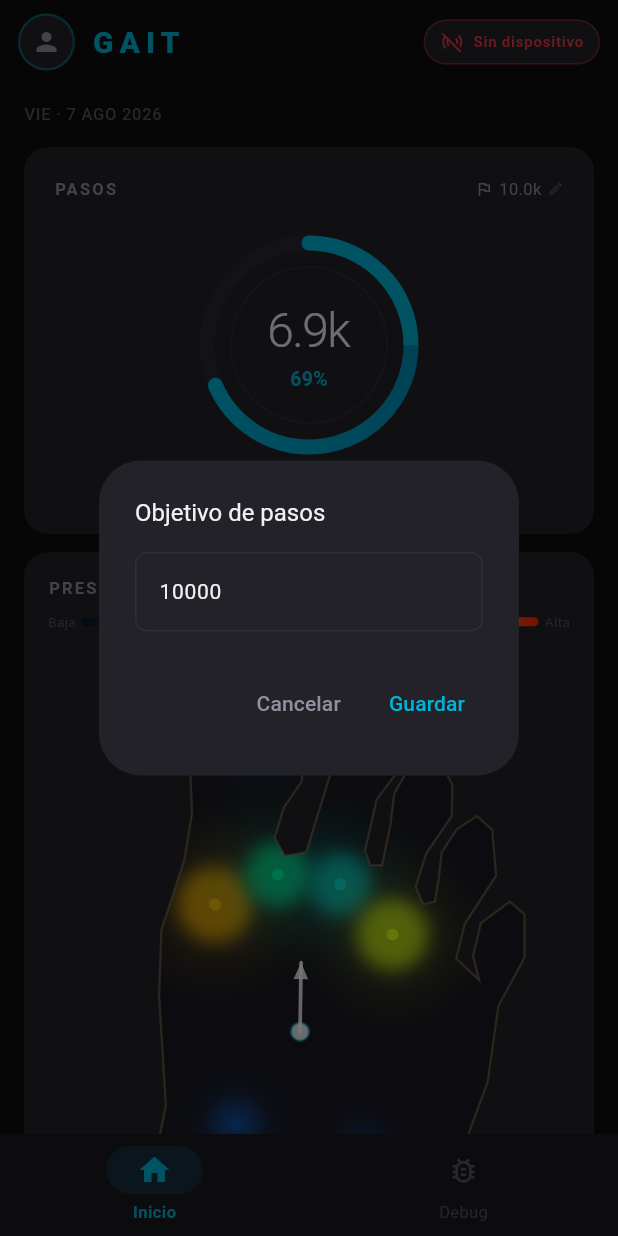
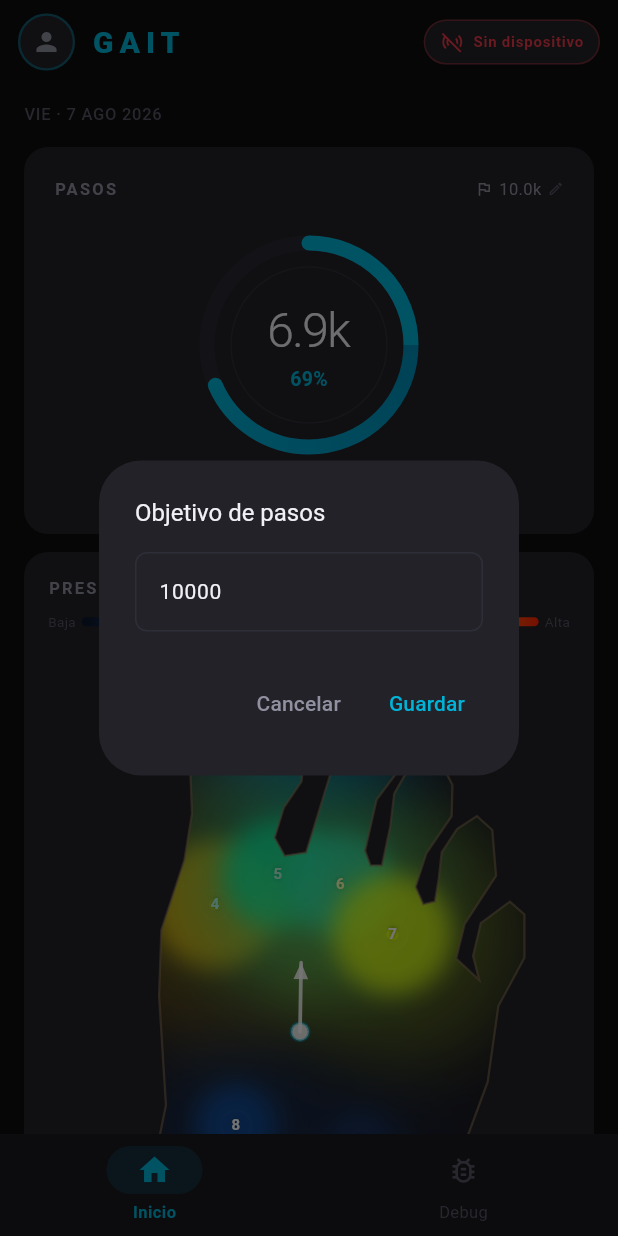
Before and after one commit to PabloElviraCalatayud/test_tfg, a Flutter app: the screen it shows after launch, after a tap on "PASOS", on a phone screen of 412 x 824 dp. Run offline on Flutter 3.47's test engine with Material 3 defaults, Android fonts, the phone set to English and light mode, and no system bars; our stand-ins replace file_picker, flutter_blue_plus, flutter_riverpod, go_router, image_picker, path_drawing and 2 more; missing offline and left inert: mqtt_client.

```diff
--- a/app_monitorizacion_pisada_dinamica/lib/core/utils/packet_decoder.dart
+++ b/app_monitorizacion_pisada_dinamica/lib/core/utils/packet_decoder.dart
@@ -193,7 +193,7 @@ class PacketDecoder {
         gyroX: gx,  gyroY: gy,  gyroZ: gz,
         magX: mx,   magY: my,   magZ: mz,
         roll: roll, pitch: pitch, yaw: yaw,
-        stepCount: 0, // detectado por lógica de pasos (futura)
+        stepCount: 0, // detección de pasos: ver SensorDataNotifier._detectSteps
         stepGoal: 10000,
       ),
     );
--- a/app_monitorizacion_pisada_dinamica/lib/features/dashboard/presentation/widgets/imu_widget.dart
+++ b/app_monitorizacion_pisada_dinamica/lib/features/dashboard/presentation/widgets/imu_widget.dart
@@ -312,12 +312,22 @@ class _HorizonPainter extends CustomPainter {
 
     final pitchOffset = pitch * (r / 45);
 
+    // El circulo visible (radio r) es invariante ante la rotacion de roll,
+    // asi que su extension local sigue siendo [-r, r] en ambos ejes pase
+    // lo que pase con roll. El unico riesgo real es pitchOffset: con pitch
+    // cerca de ±90° puede desplazar hasta ±2r el horizonte, y un alto fijo
+    // de r*2 en cada rectangulo no llega a cubrir el circulo entero en el
+    // lado que se "encoge" (aparecen huecos en blanco). Con un alcance
+    // generoso (independiente de pitchOffset) en ambas franjas se cubre
+    // el circulo completo para cualquier pitch realista.
+    final farExtent = r * 8;
+
     canvas.drawRect(
-      Rect.fromLTWH(-r * 2, -r * 2, r * 4, r * 2 + pitchOffset),
+      Rect.fromLTWH(-farExtent, -farExtent, farExtent * 2, farExtent + pitchOffset),
       Paint()..color = const Color(0xFF0A1E3D),
     );
     canvas.drawRect(
-      Rect.fromLTWH(-r * 2, pitchOffset, r * 4, r * 2),
+      Rect.fromLTWH(-farExtent, pitchOffset, farExtent * 2, farExtent),
       Paint()..color = const Color(0xFF2D1B00),
     );
 
--- a/app_monitorizacion_pisada_dinamica/lib/features/dashboard/presentation/widgets/pressure_map_widget.dart
+++ b/app_monitorizacion_pisada_dinamica/lib/features/dashboard/presentation/widgets/pressure_map_widget.dart
@@ -125,19 +125,32 @@ class _FootPressurePainter extends CustomPainter {
       final px  = nx * size.width;
       final py  = (1 - ny) * size.height; // flip: y=0 es talón=abajo
       final val = fsrValues[i];
+      final pressed = val >= 0.02;
 
-      if (val < 0.02) continue; // sin presión apreciable
+      // Marcador base del nodo, SIEMPRE visible (con o sin presión) para
+      // poder identificar y recolocar cada uno de los 12 sensores fisicos.
+      canvas.drawCircle(
+        Offset(px, py),
+        10,
+        Paint()
+          ..color       = AppColors.textDisabled.withOpacity(0.4)
+          ..style       = PaintingStyle.stroke
+          ..strokeWidth = 1.2,
+      );
 
+      if (pressed) {
         final color  = _pressureColor(val);
-      final radius = 14.0 + val * 14.0;
+        // Blobs mas grandes (antes 14-28px) y con mas radio/opacidad de
+        // halo para poder ver si dos sensores cercanos llegan a blendear.
+        final radius = 22.0 + val * 26.0;
 
         // Halo exterior
         canvas.drawCircle(
           Offset(px, py),
-        radius * 1.8,
+          radius * 2.2,
           Paint()
-          ..color      = color.withOpacity(0.15)
-          ..maskFilter = const MaskFilter.blur(BlurStyle.normal, 16),
+            ..color      = color.withOpacity(0.25)
+            ..maskFilter = const MaskFilter.blur(BlurStyle.normal, 22),
         );
 
         // Blob principal
@@ -145,12 +158,16 @@ class _FootPressurePainter extends CustomPainter {
           Offset(px, py),
           radius,
           Paint()
-          ..color      = color.withOpacity(0.75)
-          ..maskFilter = const MaskFilter.blur(BlurStyle.normal, 6),
+            ..color      = color.withOpacity(0.8)
+            ..maskFilter = const MaskFilter.blur(BlurStyle.normal, 8),
         );
 
         // Punto central
         canvas.drawCircle(Offset(px, py), 4, Paint()..color = color);
+      }
+
+      // Numero de nodo (1-12), siempre encima de todo lo demas.
+      _drawNodeNumber(canvas, Offset(px, py), i + 1, pressed);
     }
 
     canvas.restore();
@@ -166,6 +183,25 @@ class _FootPressurePainter extends CustomPainter {
 
     // ── Centro de presión + flecha de dirección ──────────────────────────
     _drawArrow(canvas, size);
+  }
+
+  void _drawNodeNumber(Canvas canvas, Offset pos, int number, bool pressed) {
+    final tp = TextPainter(
+      text: TextSpan(
+        text: '$number',
+        style: TextStyle(
+          color: pressed ? Colors.white : AppColors.textSecondary,
+          fontSize: 10,
+          fontWeight: FontWeight.w700,
+          shadows: pressed
+              ? const [Shadow(color: Colors.black54, blurRadius: 3)]
+              : null,
+        ),
+      ),
+      textDirection: TextDirection.ltr,
+    )..layout();
+
+    tp.paint(canvas, pos - Offset(tp.width / 2, tp.height / 2));
   }
 
   void _drawArrow(Canvas canvas, Size size) {
--- a/app_monitorizacion_pisada_dinamica/lib/features/device/presentation/screens/device_bottom_sheet.dart
+++ b/app_monitorizacion_pisada_dinamica/lib/features/device/presentation/screens/device_bottom_sheet.dart
@@ -339,9 +339,12 @@ class _DeviceTile extends StatelessWidget {
           Expanded(
             child: Column(
               crossAxisAlignment: CrossAxisAlignment.start,
+              mainAxisSize: MainAxisSize.min,
               children: [
                 Text(
                   result.name,
+                  maxLines: 1,
+                  overflow: TextOverflow.ellipsis,
                   style: TextStyle(
                     color:      _isTarget ? AppColors.accent : AppColors.textPrimary,
                     fontSize:   13,
@@ -350,12 +353,15 @@ class _DeviceTile extends StatelessWidget {
                 ),
                 Text(
                   result.id,
+                  maxLines: 1,
+                  overflow: TextOverflow.ellipsis,
                   style: const TextStyle(
                       color: AppColors.textDisabled, fontSize: 10),
                 ),
               ],
             ),
           ),
+          const SizedBox(width: 6),
           Icon(_rssiIcon, color: _rssiColor, size: 16),
           const SizedBox(width: 4),
           Text('${result.rssi} dBm',
```
Also changed, not shown: app_monitorizacion_pisada_dinamica/lib/shared/providers/sensor_provider.dart (+30 -1 lines). Lines whose indentation alone changed are shown as unchanged.
